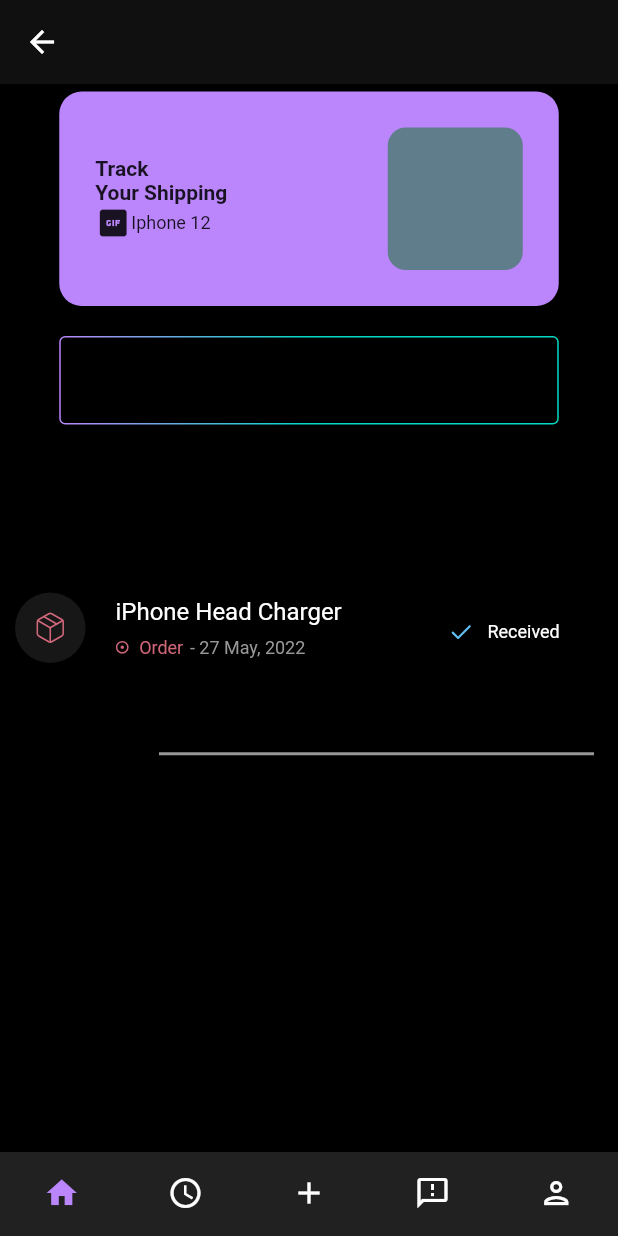
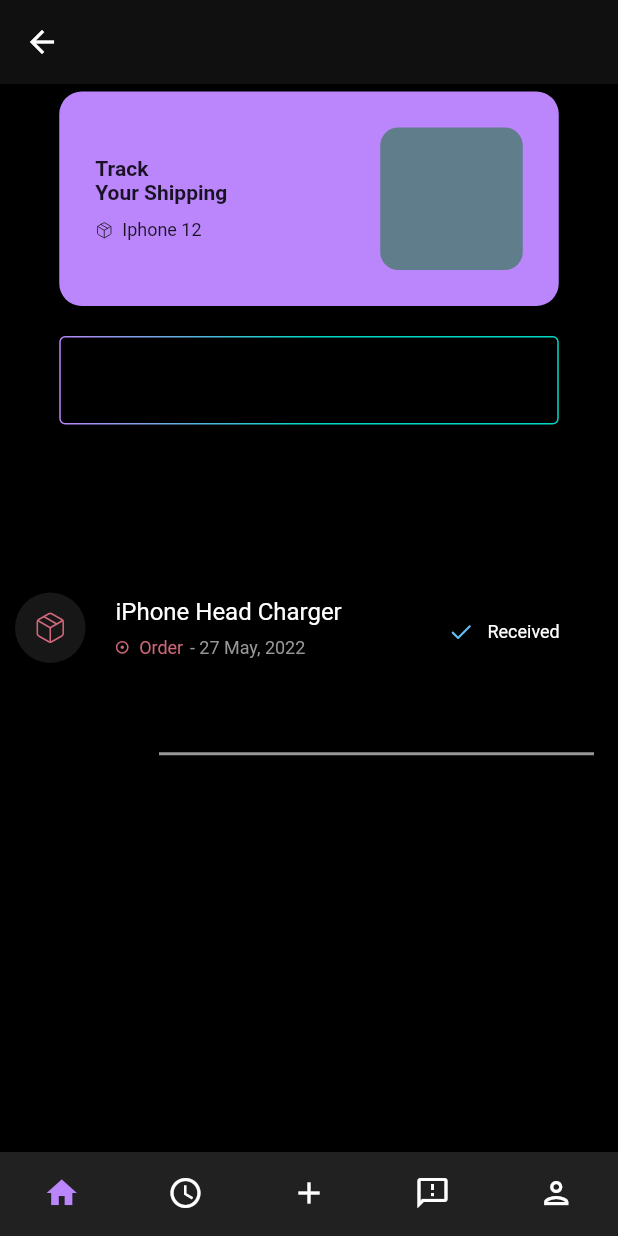
Before and after one commit to antrollingsid/a2b, a Flutter app: the DashBoard screen opened by its route, on a phone screen of 412 x 824 dp. Run offline on Flutter 3.47's test engine with Material 2 defaults, Android fonts, the phone set to English and light mode, and no system bars; our stand-ins replace flutter_svg, get, gradient_borders; Roboto replaces fonts that are missing (SF Pro Display).

Commit message:
Update shippement.dart

```diff
--- a/lib/Components/widgets/shippement.dart
+++ b/lib/Components/widgets/shippement.dart
@@ -1,5 +1,7 @@
 import 'package:a2b/Components/assets/colors.dart';
+import 'package:a2b/allConstants/svg.dart';
 import 'package:flutter/material.dart';
+import 'package:flutter_svg/flutter_svg.dart';
 
 class CustomShip extends StatelessWidget {
   const CustomShip({super.key});
@@ -32,12 +34,18 @@ class CustomShip extends StatelessWidget {
                       ),
                     )),
                 Row(
-                  children: const [
-                    Icon(Icons.gif_box),
-                    Text(
-                      "Iphone 12",
-                      style: TextStyle(
-                        fontSize: 12,
+                  children: [
+                    Padding(
+                      padding: const EdgeInsets.fromLTRB(0, 10, 0, 0),
+                      child: SvgPicture.string(SvgConstant.parcelIconBlack),
+                    ),
+                    const Padding(
+                      padding: EdgeInsets.fromLTRB(6, 10, 0, 0),
+                      child: Text(
+                        "Iphone 12",
+                        style: TextStyle(
+                          fontSize: 12,
+                        ),
                       ),
                     )
                   ],
@@ -46,7 +54,7 @@ class CustomShip extends StatelessWidget {
             )),
             Container(
               height: 95,
-              width: 90,
+              width: 95,
               decoration: BoxDecoration(
                   color: Colors.blueGrey,
                   borderRadius: BorderRadius.circular(12)),
```
